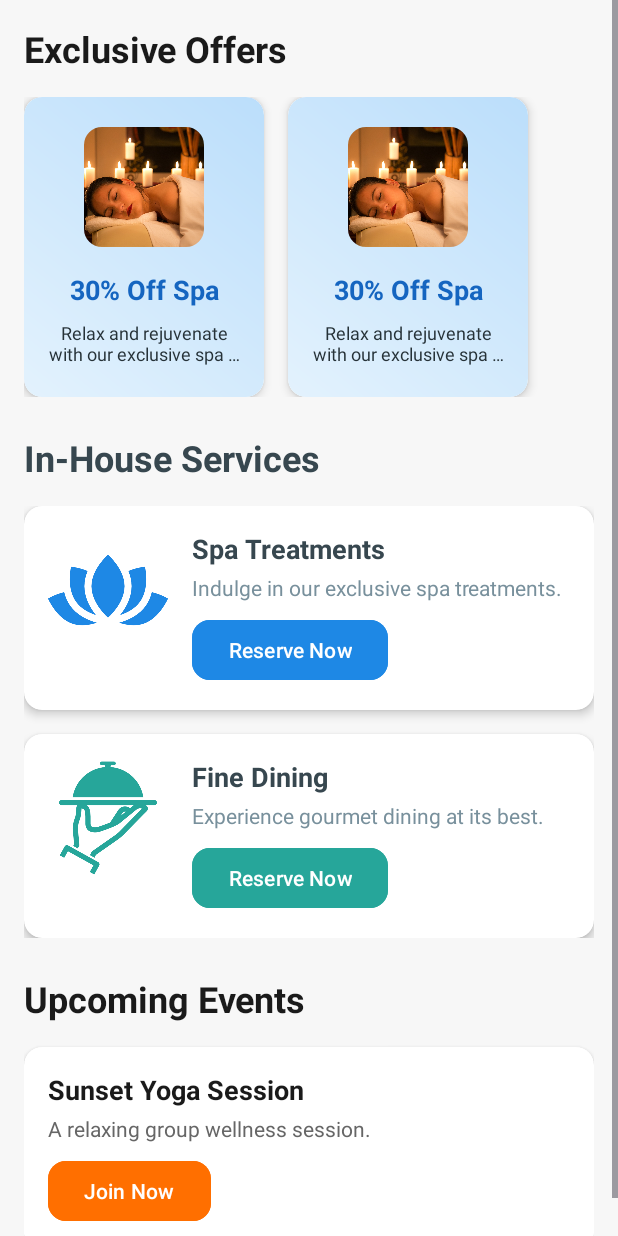
After one commit to sampathdp/LuxeVista-Resort, an Android app: the fragment OfferFragment shown on its own in the app's theme, on a phone screen of 412 x 824 dp. The commit adds this screen. Run offline under Robolectric (Android 15) with nearby library versions, the phone set to English and light mode, and no system bars.

Commit message:
26/1 Update

```diff
--- a/app/build.gradle.kts
+++ b/app/build.gradle.kts
@@ -37,7 +37,12 @@ dependencies {
     implementation(libs.material)
     implementation(libs.activity)
     implementation(libs.constraintlayout)
+    implementation(libs.navigation.fragment)
+    implementation(libs.navigation.ui)
+    implementation(libs.gridlayout)
+
     testImplementation(libs.junit)
     androidTestImplementation(libs.ext.junit)
     androidTestImplementation(libs.espresso.core)
+
 }
--- /dev/null
+++ b/app/src/main/java/com/dreampixel/luxevistaresort/OfferFragment.java
@@ -0,0 +1,64 @@
+package com.dreampixel.luxevistaresort;
+
+import android.os.Bundle;
+
+import androidx.fragment.app.Fragment;
+
+import android.view.LayoutInflater;
+import android.view.View;
+import android.view.ViewGroup;
+
+/**
+ * A simple {@link Fragment} subclass.
+ * Use the {@link OfferFragment#newInstance} factory method to
+ * create an instance of this fragment.
+ */
+public class OfferFragment extends Fragment {
+
+    // TODO: Rename parameter arguments, choose names that match
+    // the fragment initialization parameters, e.g. ARG_ITEM_NUMBER
+    private static final String ARG_PARAM1 = "param1";
+    private static final String ARG_PARAM2 = "param2";
+
+    // TODO: Rename and change types of parameters
+    private String mParam1;
+    private String mParam2;
+
+    public OfferFragment() {
+        // Required empty public constructor
+    }
+
+    /**
+     * Use this factory method to create a new instance of
+     * this fragment using the provided parameters.
+     *
+     * @param param1 Parameter 1.
+     * @param param2 Parameter 2.
+     * @return A new instance of fragment OfferFragment.
+     */
+    // TODO: Rename and change types and number of parameters
+    public static OfferFragment newInstance(String param1, String param2) {
+        OfferFragment fragment = new OfferFragment();
+        Bundle args = new Bundle();
+        args.putString(ARG_PARAM1, param1);
+        args.putString(ARG_PARAM2, param2);
+        fragment.setArguments(args);
+        return fragment;
+    }
+
+    @Override
+    public void onCreate(Bundle savedInstanceState) {
+        super.onCreate(savedInstanceState);
+        if (getArguments() != null) {
+            mParam1 = getArguments().getString(ARG_PARAM1);
+            mParam2 = getArguments().getString(ARG_PARAM2);
+        }
+    }
+
+    @Override
+    public View onCreateView(LayoutInflater inflater, ViewGroup container,
+                             Bundle savedInstanceState) {
+        // Inflate the layout for this fragment
+        return inflater.inflate(R.layout.fragment_offer, container, false);
+    }
+}
--- /dev/null
+++ b/app/src/main/res/drawable/bg_gradient_offer.xml
@@ -0,0 +1,8 @@
+<?xml version="1.0" encoding="utf-8"?>
+<shape xmlns:android="http://schemas.android.com/apk/res/android">
+    <gradient
+        android:startColor="#E3F2FD"
+        android:endColor="#BBDEFB"
+        android:angle="45" />
+    <corners android:radius="12dp" />
+</shape>
--- /dev/null
+++ b/app/src/main/res/drawable/button_secondary.xml
@@ -0,0 +1,5 @@
+<shape xmlns:android="http://schemas.android.com/apk/res/android">
+    <solid android:color="#FFFFFF" />
+    <stroke android:width="2dp" android:color="#6200EE" />
+    <corners android:radius="12dp" />
+</shape>
--- /dev/null
+++ b/app/src/main/res/drawable/rounded_button.xml
@@ -0,0 +1,4 @@
+<shape xmlns:android="http://schemas.android.com/apk/res/android">
+    <solid android:color="#FF6200EE" />
+    <corners android:radius="8dp" />
+</shape>
--- /dev/null
+++ b/app/src/main/res/drawable/rounded_button_outline.xml
@@ -0,0 +1,5 @@
+<shape xmlns:android="http://schemas.android.com/apk/res/android">
+    <solid android:color="#FFFFFF" />
+    <stroke android:width="2dp" android:color="#6200EE" />
+    <corners android:radius="12dp" />
+</shape>
--- /dev/null
+++ b/app/src/main/res/layout/fragment_offer.xml
@@ -0,0 +1,323 @@
+<?xml version="1.0" encoding="utf-8"?>
+<ScrollView xmlns:android="http://schemas.android.com/apk/res/android"
+    xmlns:app="http://schemas.android.com/apk/res-auto"
+    xmlns:tools="http://schemas.android.com/tools"
+    android:layout_width="match_parent"
+    android:layout_height="match_parent"
+    android:background="#F7F7F7"
+    android:fillViewport="true">
+
+    <LinearLayout
+        android:layout_width="match_parent"
+        android:layout_height="wrap_content"
+        android:orientation="vertical"
+        android:padding="16dp">
+
+        <!-- Exclusive Offers Section -->
+        <TextView
+            android:id="@+id/exclusiveOffersTitle"
+            android:layout_width="match_parent"
+            android:layout_height="wrap_content"
+            android:text="Exclusive Offers"
+            android:textColor="#1A1A1A"
+            android:textSize="24sp"
+            android:textStyle="bold"
+            android:paddingBottom="16dp" />
+
+        <HorizontalScrollView
+            android:layout_width="match_parent"
+            android:layout_height="wrap_content"
+            android:paddingBottom="24dp">
+
+            <LinearLayout
+                android:layout_width="wrap_content"
+                android:layout_height="wrap_content"
+                android:orientation="horizontal"
+                android:paddingEnd="16dp">
+
+                <!-- Offer 1 -->
+                <androidx.cardview.widget.CardView
+                    android:layout_width="160dp"
+                    android:layout_height="200dp"
+                    android:layout_marginEnd="16dp"
+                    app:cardCornerRadius="12dp"
+                    app:cardElevation="4dp">
+
+                    <LinearLayout
+                        android:layout_width="match_parent"
+                        android:layout_height="match_parent"
+                        android:background="@drawable/bg_gradient_offer"
+                        android:orientation="vertical"
+                        android:padding="16dp"
+                        android:gravity="center">
+
+                        <com.google.android.material.imageview.ShapeableImageView
+                            android:layout_width="80dp"
+                            android:layout_height="80dp"
+                            android:contentDescription="Offer 1"
+                            android:src="@drawable/slider_image_1"
+                            android:scaleType="centerCrop"
+                            android:adjustViewBounds="true"
+                            android:layout_gravity="center"
+                            android:layout_marginBottom="16dp"
+                            app:shapeAppearanceOverlay="@style/RoundedCorners" />
+
+                        <!-- Title -->
+                        <TextView
+                            android:layout_width="match_parent"
+                            android:layout_height="wrap_content"
+                            android:text="30% Off Spa"
+                            android:textColor="@color/primary_variant"
+                            android:textSize="18sp"
+                            android:textStyle="bold"
+                            android:gravity="center"
+                            android:layout_marginBottom="8dp" />
+
+                        <!-- Description -->
+                        <TextView
+                            android:layout_width="match_parent"
+                            android:layout_height="wrap_content"
+                            android:text="Relax and rejuvenate with our exclusive spa discount."
+                            android:textColor="@color/black"
+                            android:textSize="12sp"
+                            android:gravity="center"
+                            android:maxLines="2"
+                            android:ellipsize="end" />
+                    </LinearLayout>
+                </androidx.cardview.widget.CardView>
+
+                <!-- Offer 2 -->
+                <androidx.cardview.widget.CardView
+                    android:layout_width="160dp"
+                    android:layout_height="200dp"
+                    android:layout_marginEnd="16dp"
+                    app:cardCornerRadius="12dp"
+                    app:cardElevation="4dp">
+
+                    <LinearLayout
+                        android:layout_width="match_parent"
+                        android:layout_height="match_parent"
+                        android:background="@drawable/bg_gradient_offer"
+                        android:orientation="vertical"
+                        android:padding="16dp"
+                        android:gravity="center">
+
+                        <com.google.android.material.imageview.ShapeableImageView
+                            android:layout_width="80dp"
+                            android:layout_height="80dp"
+                            android:contentDescription="Offer 1"
+                            android:src="@drawable/slider_image_1"
+                            android:scaleType="centerCrop"
+                            android:adjustViewBounds="true"
+                            android:layout_gravity="center"
+                            android:layout_marginBottom="16dp"
+                            app:shapeAppearanceOverlay="@style/RoundedCorners" />
+
+                        <!-- Title -->
+                        <TextView
+                            android:layout_width="match_parent"
+                            android:layout_height="wrap_content"
+                            android:text="30% Off Spa"
+                            android:textColor="@color/primary_variant"
+                            android:textSize="18sp"
+                            android:textStyle="bold"
+                            android:gravity="center"
+                            android:layout_marginBottom="8dp" />
+
+                        <!-- Description -->
+                        <TextView
+                            android:layout_width="match_parent"
+                            android:layout_height="wrap_content"
+                            android:text="Relax and rejuvenate with our exclusive spa discount."
+                            android:textColor="@color/black"
+                            android:textSize="12sp"
+                            android:gravity="center"
+                            android:maxLines="2"
+                            android:ellipsize="end" />
+                    </LinearLayout>
+                </androidx.cardview.widget.CardView>
+
+                <!-- Offer 3 -->
+            </LinearLayout>
+        </HorizontalScrollView>
+
+        <!-- In-House Services Section -->
+        <TextView
+            android:id="@+id/inHouseServicesTitle"
+            android:layout_width="match_parent"
+            android:layout_height="wrap_content"
+            android:text="In-House Services"
+            android:textColor="@color/text_primary"
+        android:textSize="24sp"
+        android:textStyle="bold"
+        android:paddingBottom="16dp" />
+
+        <LinearLayout
+            android:layout_width="match_parent"
+            android:layout_height="wrap_content"
+            android:orientation="vertical"
+            android:paddingBottom="24dp">
+
+            <!-- Spa Treatments Card -->
+            <androidx.cardview.widget.CardView
+                android:layout_width="match_parent"
+                android:layout_height="wrap_content"
+                android:layout_marginBottom="16dp"
+                app:cardCornerRadius="12dp"
+                app:cardElevation="4dp">
+
+                <LinearLayout
+                    android:layout_width="match_parent"
+                    android:layout_height="wrap_content"
+                    android:orientation="horizontal"
+                    android:padding="16dp">
+
+                    <ImageView
+                        android:layout_width="80dp"
+                        android:layout_height="80dp"
+                        android:src="@drawable/ic_spa"
+                        android:contentDescription="Spa Treatments"
+                        app:tint="@color/primary" />
+
+                    <LinearLayout
+                        android:layout_width="0dp"
+                        android:layout_height="wrap_content"
+                        android:layout_weight="1"
+                        android:orientation="vertical"
+                        android:paddingStart="16dp">
+
+                        <TextView
+                            android:layout_width="match_parent"
+                            android:layout_height="wrap_content"
+                            android:text="Spa Treatments"
+                            android:textColor="@color/text_primary"
+                        android:textSize="18sp"
+                        android:textStyle="bold" />
+
+                        <TextView
+                            android:layout_width="match_parent"
+                            android:layout_height="wrap_content"
+                            android:text="Indulge in our exclusive spa treatments."
+                            android:textColor="@color/text_secondary"
+                        android:textSize="14sp"
+                        android:layout_marginTop="4dp" />
+
+                        <Button
+                            android:layout_width="wrap_content"
+                            android:layout_height="wrap_content"
+                            android:text="Reserve Now"
+                            android:textColor="@color/text_on_primary"
+                        android:backgroundTint="@color/primary"
+                        android:layout_marginTop="8dp"
+                        app:cornerRadius="12dp" />
+                    </LinearLayout>
+                </LinearLayout>
+            </androidx.cardview.widget.CardView>
+
+            <!-- Fine Dining Card -->
+            <androidx.cardview.widget.CardView
+                android:layout_width="match_parent"
+                android:layout_height="wrap_content"
+                app:cardCornerRadius="12dp"
+                app:cardElevation="4dp">
+
+                <LinearLayout
+                    android:layout_width="match_parent"
+                    android:layout_height="wrap_content"
+                    android:orientation="horizontal"
+                    android:padding="16dp">
+
+                    <ImageView
+                        android:layout_width="80dp"
+                        android:layout_height="80dp"
+                        android:src="@drawable/ic_dining"
+                        android:contentDescription="Fine Dining"
+                        app:tint="@color/secondary" />
+
+                    <LinearLayout
+                        android:layout_width="0dp"
+                        android:layout_height="wrap_content"
+                        android:layout_weight="1"
+                        android:orientation="vertical"
+                        android:paddingStart="16dp">
+
+                        <TextView
+                            android:layout_width="match_parent"
+                            android:layout_height="wrap_content"
+                            android:text="Fine Dining"
+                            android:textColor="@color/text_primary"
+                        android:textSize="18sp"
+                        android:textStyle="bold" />
+
+                        <TextView
+                            android:layout_width="match_parent"
+                            android:layout_height="wrap_content"
+                            android:text="Experience gourmet dining at its best."
+                            android:textColor="@color/text_secondary"
+                        android:textSize="14sp"
+                        android:layout_marginTop="4dp" />
+
+                        <Button
+                            android:layout_width="wrap_content"
+                            android:layout_height="wrap_content"
+                            android:text="Reserve Now"
+                            android:textColor="@color/text_on_primary"
+                        android:backgroundTint="@color/secondary"
+                        android:layout_marginTop="8dp"
+                        app:cornerRadius="12dp" />
+                    </LinearLayout>
+                </LinearLayout>
+            </androidx.cardview.widget.CardView>
+        </LinearLayout>
+
+        <!-- Upcoming Events Section -->
+        <TextView
+            android:id="@+id/upcomingEventsTitle"
+            android:layout_width="match_parent"
+            android:layout_height="wrap_content"
+            android:text="Upcoming Events"
+            android:textColor="#1A1A1A"
+            android:textSize="24sp"
+            android:textStyle="bold"
+            android:paddingBottom="16dp" />
+
+        <androidx.cardview.widget.CardView
+            android:layout_width="match_parent"
+            android:layout_height="wrap_content"
+            app:cardCornerRadius="12dp"
+            app:cardElevation="4dp">
+
+            <LinearLayout
+                android:layout_width="match_parent"
+                android:layout_height="wrap_content"
+                android:orientation="vertical"
+                android:padding="16dp">
+
+                <TextView
+                    android:layout_width="match_parent"
+                    android:layout_height="wrap_content"
+                    android:text="Sunset Yoga Session"
+                    android:textColor="#1A1A1A"
+                    android:textSize="18sp"
+                    android:textStyle="bold" />
+
+                <TextView
+                    android:layout_width="match_parent"
+                    android:layout_height="wrap_content"
+                    android:text="A relaxing group wellness session."
+                    android:textColor="#666666"
+                    android:textSize="14sp"
+                    android:layout_marginTop="4dp" />
+
+                <Button
+                    android:layout_width="wrap_content"
+                    android:layout_height="wrap_content"
+                    android:text="Join Now"
+                    android:textColor="#FFFFFF"
+                    android:backgroundTint="#FF6F00"
+                    android:layout_marginTop="8dp"
+                    app:cornerRadius="12dp" />
+            </LinearLayout>
+        </androidx.cardview.widget.CardView>
+    </LinearLayout>
+</ScrollView>
--- a/app/src/main/res/values/style.xml
+++ b/app/src/main/res/values/style.xml
@@ -1,5 +1,6 @@
 <resources>
-    <style name="RoundedImageView" parent="">
-        <item name="cornerSize">16dp</item>
+    <style name="RoundedCorners">
+        <item name="cornerFamily">rounded</item>
+        <item name="cornerSize">12dp</item>
     </style>
 </resources>
--- a/gradle/libs.versions.toml
+++ b/gradle/libs.versions.toml
@@ -7,6 +7,9 @@ appcompat = "1.7.0"
 material = "1.12.0"
 activity = "1.10.0"
 constraintlayout = "2.2.0"
+navigationFragment = "2.8.5"
+navigationUi = "2.8.5"
+gridlayout = "1.0.0"
 
 [libraries]
 junit = { group = "junit", name = "junit", version.ref = "junit" }
@@ -16,6 +19,9 @@ appcompat = { group = "androidx.appcompat", name = "appcompat", version.ref = "a
 material = { group = "com.google.android.material", name = "material", version.ref = "material" }
 activity = { group = "androidx.activity", name = "activity", version.ref = "activity" }
 constraintlayout = { group = "androidx.constraintlayout", name = "constraintlayout", version.ref = "constraintlayout" }
+navigation-fragment = { group = "androidx.navigation", name = "navigation-fragment", version.ref = "navigationFragment" }
+navigation-ui = { group = "androidx.navigation", name = "navigation-ui", version.ref = "navigationUi" }
+gridlayout = { group = "androidx.gridlayout", name = "gridlayout", version.ref = "gridlayout" }
 
 [plugins]
 android-application = { id = "com.android.application", version.ref = "agp" }
```
Also changed, not shown: app/src/main/java/com/dreampixel/luxevistaresort/BookNowFragment.java (+42 -44 lines), app/src/main/java/com/dreampixel/luxevistaresort/HomeFragment.java (+18 -1 lines), app/src/main/java/com/dreampixel/luxevistaresort/RoomSectionFragment.java (added, +14 -0 lines), app/src/main/res/drawable/button_primary.xml (added, +9 -0 lines), app/src/main/res/layout/fragment_room_section.xml (added, +63 -0 lines), app/src/main/res/layout/item_room_card.xml (added, +96 -0 lines), app/src/main/res/drawable/ic_filter.png (added).
